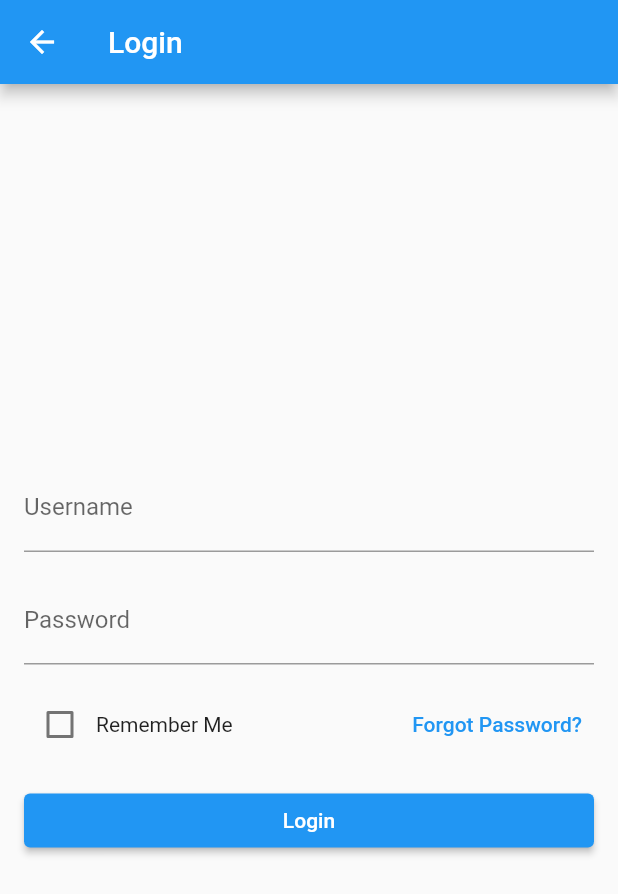
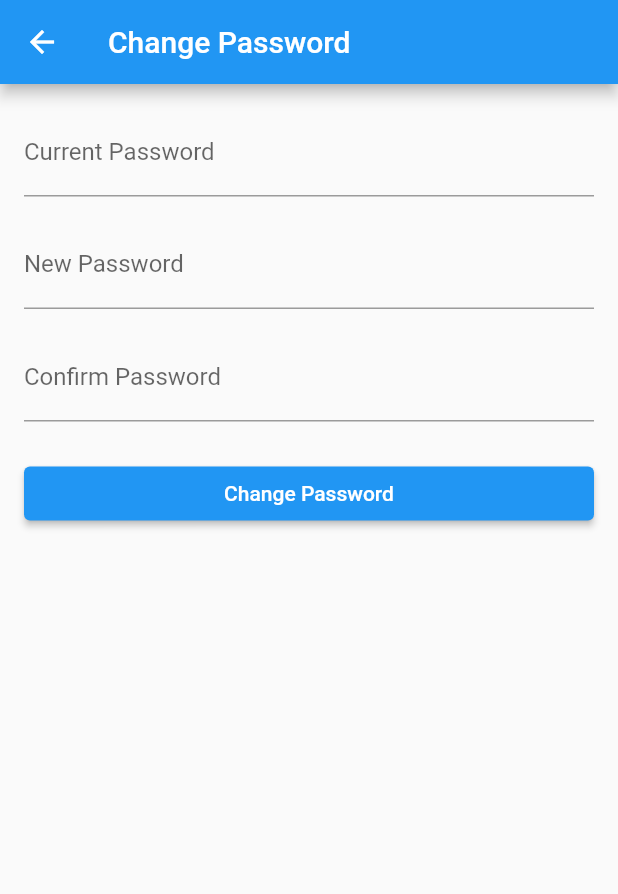
Before and after one commit to Xristos3/fitness_forge, a Flutter app: the LoginScreen screen opened directly, after a tap on "Forgot Password?", on a phone screen of 412 x 824 dp. Shown: the top 894 px of the screen. Run offline on Flutter 3.47's test engine with Material 2 defaults, Android fonts, the phone set to English and light mode, and no system bars; our stand-ins replace table_calendar.

Commit message:
login, signin, forgot password screens added

```diff
--- a/lib/app.dart
+++ b/lib/app.dart
@@ -1,4 +1,5 @@
 import 'package:fitness_forge/ui/screen/home_screen.dart';
+import 'package:fitness_forge/ui/screen/login_screen.dart';
 import 'package:flutter/material.dart';
 
 class FitnessForgeApp extends StatelessWidget {
@@ -12,7 +13,7 @@ class FitnessForgeApp extends StatelessWidget {
       theme: ThemeData(
         primarySwatch:Colors.blue,
       ),
-      home: BottomNavigationScreen(),
+      home: LoginScreen(),
     );
   }
 }
--- a/lib/ui/screen/changepassword_screen.dart
+++ b/lib/ui/screen/changepassword_screen.dart
@@ -0,0 +1,92 @@
+import 'package:fitness_forge/ui/screen/login_screen.dart';
+import 'package:flutter/material.dart';
+
+class PasswordChangeScreen extends StatefulWidget {
+  @override
+  _PasswordChangeScreenState createState() => _PasswordChangeScreenState();
+}
+
+class _PasswordChangeScreenState extends State<PasswordChangeScreen> {
+  TextEditingController _currentPasswordController = TextEditingController();
+  TextEditingController _newPasswordController = TextEditingController();
+  TextEditingController _confirmPasswordController = TextEditingController();
+
+  @override
+  Widget build(BuildContext context) {
+    return Scaffold(
+      appBar: AppBar(
+        title: Text('Change Password'),
+      ),
+      body: Padding(
+        padding: const EdgeInsets.all(16.0),
+        child: Column(
+          crossAxisAlignment: CrossAxisAlignment.stretch,
+          children: [
+            TextField(
+              controller: _currentPasswordController,
+              obscureText: true,
+              decoration: InputDecoration(
+                labelText: 'Current Password',
+              ),
+            ),
+            SizedBox(height: 16.0),
+            TextField(
+              controller: _newPasswordController,
+              obscureText: true,
+              decoration: InputDecoration(
+                labelText: 'New Password',
+              ),
+            ),
+            SizedBox(height: 16.0),
+            TextField(
+              controller: _confirmPasswordController,
+              obscureText: true,
+              decoration: InputDecoration(
+                labelText: 'Confirm Password',
+              ),
+            ),
+            SizedBox(height: 24.0),
+            ElevatedButton(
+              onPressed: () {
+                String currentPassword = _currentPasswordController.text;
+                String newPassword = _newPasswordController.text;
+                String confirmPassword = _confirmPasswordController.text;
+
+                if (newPassword != confirmPassword) {
+                  showDialog(
+                    context: context,
+                    builder: (context) {
+                      return AlertDialog(
+                        title: Text('Error'),
+                        content: Text('Passwords do not match.'),
+                        actions: [
+                          TextButton(
+                            child: Text('OK'),
+                            onPressed: () {
+                              Navigator.pop(context);
+                            },
+                          ),
+                        ],
+                      );
+                    },
+                  );
+                } else {
+                  // TODO: Implement password change logic
+                  // You can add your logic here to change the password
+                  // You can use currentPassword, newPassword, and confirmPassword variables
+                }
+
+                Navigator.push(
+                  context,
+                  MaterialPageRoute(builder: (context) => LoginScreen()),
+                );
+
+              },
+              child: Text('Change Password'),
+            ),
+          ],
+        ),
+      ),
+    );
+  }
+}
--- a/lib/ui/screen/login_screen.dart
+++ b/lib/ui/screen/login_screen.dart
@@ -1,3 +1,6 @@
+import 'package:fitness_forge/ui/screen/changepassword_screen.dart';
+import 'package:fitness_forge/ui/screen/home_screen.dart';
+import 'package:fitness_forge/ui/screen/signin_screen.dart';
 import 'package:flutter/material.dart';
 
 class LoginScreen extends StatefulWidget {
@@ -48,15 +51,34 @@ class _LoginScreenState extends State<LoginScreen> {
                 TextButton(
                   onPressed: () {
                     // Add logic for "Forgot Password" functionality
+                    Navigator.push(
+                      context,
+                      MaterialPageRoute(builder: (context) => PasswordChangeScreen()),
+                    );
                   },
                   child: Text('Forgot Password?'),
                 ),
               ],
             ),
             SizedBox(height: 16.0),
+            TextButton(
+              onPressed: () {
+                // Add logic for navigating to the new screen here
+                Navigator.push(
+                  context,
+                  MaterialPageRoute(builder: (context) => SignInScreen()),
+                );
+              },
+              child: Text('Create a New Account'),
+            ),
+            SizedBox(height: 16.0),
             ElevatedButton(
               onPressed: () {
                 // Add login validation logic here
+                Navigator.push(
+                  context,
+                  MaterialPageRoute(builder: (context) => BottomNavigationScreen()),
+                );
               },
               child: Text('Login'),
             ),
```
Also changed, not shown: lib/ui/screen/settings_screen.dart (+10 -0 lines), lib/ui/screen/signin_screen.dart (+33 -79 lines), lib/ui/screen/splash_screen.dart (+22 -0 lines).
